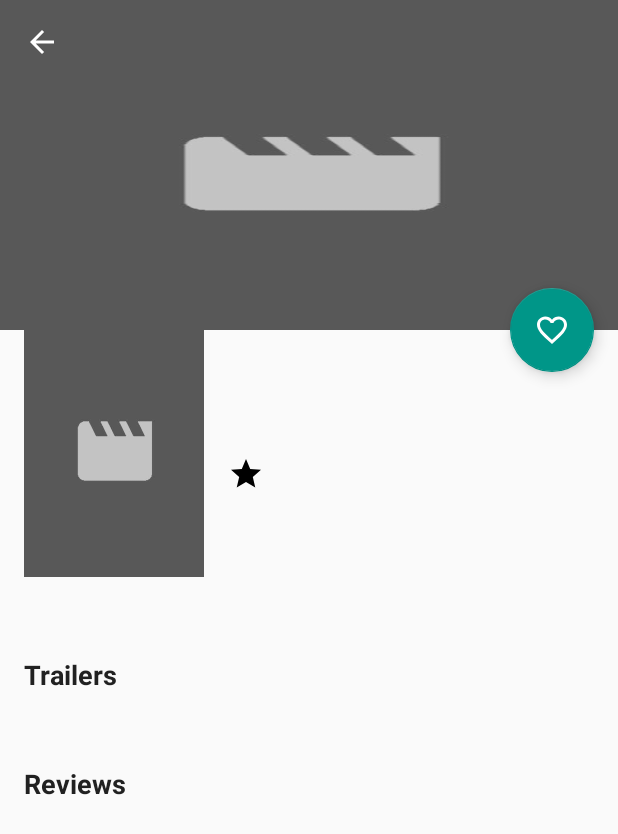
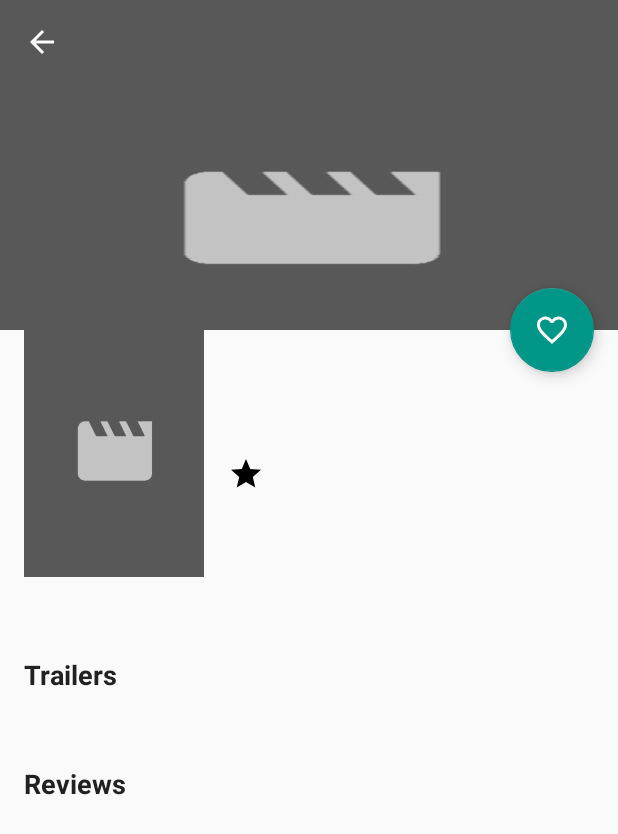
Before and after one commit to icerrate/Popular-Movies, an Android app: the MovieDetailActivity screen opened directly, with no data from a screen before it, on a phone screen of 412 x 824 dp. Shown: the top 834 px of the screen. Run offline under Robolectric (Android 15) with nearby library versions, the phone set to English and light mode, and no system bars; pictures from the network do not load; 9 statements that could not run were skipped.

Commit message:
Popular Movies Stage 2

```diff
--- a/app/build.gradle
+++ b/app/build.gradle
@@ -1,8 +1,8 @@
 apply plugin: 'com.android.application'
 
 android {
-    compileSdkVersion 25
-    buildToolsVersion "25.0.3"
+    compileSdkVersion 26
+    buildToolsVersion "26.0.1"
 
     def THE_MOVIE_DB_API_URL = '"http://api.themoviedb.org"'
     def THE_MOVIE_DB_IMAGES_URL = '"http://image.tmdb.org/t/p/"'
@@ -11,7 +11,7 @@ android {
     defaultConfig {
         applicationId "com.icerrate.popularmovies"
         minSdkVersion 16
-        targetSdkVersion 25
+        targetSdkVersion 26
         versionCode 1
         versionName "1.0"
         testInstrumentationRunner "android.support.test.runner.AndroidJUnitRunner"
@@ -33,10 +33,10 @@ dependencies {
     androidTestCompile('com.android.support.test.espresso:espresso-core:2.2.2', {
         exclude group: 'com.android.support', module: 'support-annotations'
     })
-    compile 'com.android.support:appcompat-v7:25.3.1'
-    compile 'com.android.support:design:25.3.1'
-    compile 'com.android.support:recyclerview-v7:25.3.1'
-    compile 'com.android.support:cardview-v7:25.3.1'
+    compile 'com.android.support:appcompat-v7:26.0.1'
+    compile 'com.android.support:design:26.0.1'
+    compile 'com.android.support:recyclerview-v7:26.0.1'
+    compile 'com.android.support:cardview-v7:26.0.1'
 
     compile 'com.github.bumptech.glide:glide:3.7.0'
     compile 'com.squareup.retrofit2:retrofit:2.1.0'
--- /dev/null
+++ b/app/src/main/java/com/icerrate/popularmovies/view/common/ProportionalImageView.java
@@ -0,0 +1,33 @@
+package com.icerrate.popularmovies.view.common;
+
+import android.content.Context;
+import android.util.AttributeSet;
+import android.widget.ImageView;
+
+/**
+ * @author Ivan Cerrate.
+ */
+
+public class ProportionalImageView extends ImageView {
+
+    private static final float ASPECT_RATIO = 0.67f;
+
+    public ProportionalImageView(Context context) {
+        super(context);
+    }
+
+    public ProportionalImageView(Context context, AttributeSet attrs) {
+        super(context, attrs);
+    }
+
+    public ProportionalImageView(Context context, AttributeSet attrs, int defStyle) {
+        super(context, attrs, defStyle);
+    }
+
+    @Override
+    protected void onMeasure(int widthMeasureSpec, int heightMeasureSpec) {
+        int width = MeasureSpec.getSize(widthMeasureSpec);
+        int height = Math.round(width * ASPECT_RATIO);
+        setMeasuredDimension(width, height);
+    }
+}
--- a/app/src/main/res/layout-land/activity_movie_detail.xml
+++ /dev/null
@@ -1,51 +0,0 @@
-<?xml version="1.0" encoding="utf-8"?>
-<android.support.design.widget.CoordinatorLayout xmlns:android="http://schemas.android.com/apk/res/android"
-    xmlns:app="http://schemas.android.com/apk/res-auto"
-    xmlns:tools="http://schemas.android.com/tools"
-    android:layout_width="match_parent"
-    android:layout_height="match_parent">
-
-    <android.support.design.widget.AppBarLayout
-        android:id="@+id/app_bar"
-        android:layout_width="match_parent"
-        android:layout_height="?attr/actionBarSize"
-        android:fitsSystemWindows="true"
-        android:theme="@style/AppTheme.AppBarOverlay">
-
-        <android.support.v7.widget.Toolbar
-            android:id="@+id/toolbar"
-            android:layout_width="match_parent"
-            android:layout_height="wrap_content"
-            app:layout_collapseMode="pin"
-            app:popupTheme="@style/AppTheme.PopupOverlay" />
-
-    </android.support.design.widget.AppBarLayout>
-
-    <android.support.v4.widget.NestedScrollView
-        android:id="@+id/nested_scroll"
-        android:layout_width="match_parent"
-        android:layout_height="match_parent"
-        android:clipToPadding="false"
-        app:behavior_overlapTop="30dp"
-        app:layout_behavior="@string/appbar_scrolling_view_behavior">
-
-        <FrameLayout
-            android:id="@+id/content"
-            android:layout_width="match_parent"
-            android:layout_height="match_parent" />
-
-    </android.support.v4.widget.NestedScrollView>
-
-    <android.support.design.widget.FloatingActionButton
-        android:id="@+id/favorite"
-        android:layout_width="wrap_content"
-        android:layout_height="wrap_content"
-        android:layout_margin="16dp"
-        app:fabSize="normal"
-        app:layout_anchor="@+id/nested_scroll"
-        app:layout_anchorGravity="bottom|right|end"
-        app:srcCompat="@drawable/ic_favorite_border"
-        app:layout_behavior="com.icerrate.popularmovies.view.common.ScrollAwareFabBehavior"
-        tools:ignore="VectorDrawableCompat" />
-
-</android.support.design.widget.CoordinatorLayout>
--- a/app/src/main/res/layout/activity_movie_detail.xml
+++ b/app/src/main/res/layout/activity_movie_detail.xml
@@ -21,7 +21,7 @@
             app:layout_scrollFlags="scroll|exitUntilCollapsed"
             app:titleEnabled="false">
 
-            <ImageView
+            <com.icerrate.popularmovies.view.common.ProportionalImageView
                 android:id="@+id/backdrop"
                 android:layout_width="match_parent"
                 android:layout_height="match_parent"
```
